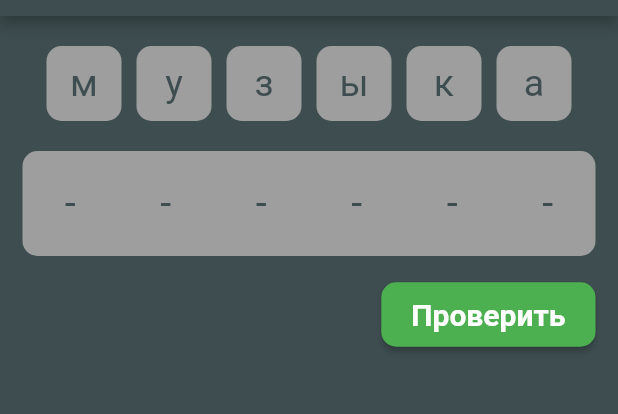
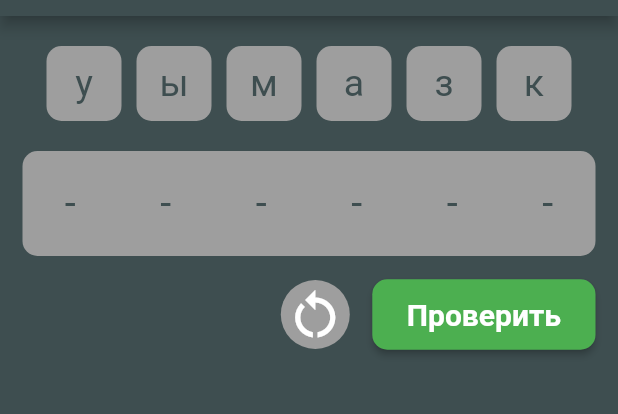
Before and after one commit to Nataliiabul/word-composition, a Flutter app: the screen it shows after launch, after a tap on "Проверить", on a phone screen of 412 x 824 dp, the part 68-482 px from its top. Run offline on Flutter 3.47's test engine with Material 2 defaults, Android fonts, the phone set to English and light mode, and no system bars.

Commit message:
added a function to reset the game

```diff
--- a/lib/data.dart
+++ b/lib/data.dart
@@ -11,21 +11,24 @@ class LetterItem {
 }
 
 class Words with ChangeNotifier {
-  final String word = 'музыка';
+  final String correctWord = 'музыка';
   List letters = [];
   List userLetters = [];
 
   get splitWord {
-    for (int i = 0; i < word.length; i++) {
+    letters = [];
+    for (int i = 0; i < correctWord.length; i++) {
       letters.add(
-        LetterItem(letter: word[i]),
+        LetterItem(letter: correctWord[i]),
       );
     }
+    letters.shuffle();
     return letters;
   }
 
   get startUserWord {
-    for (int i = 0; i < word.length; i++) {
+    userLetters = [];
+    for (int i = 0; i < correctWord.length; i++) {
       userLetters.add(
         LetterItem(letter: '-'),
       );
@@ -63,7 +66,7 @@ class Words with ChangeNotifier {
 
   bool checkCorrectAnswer() {
     String userWord = userSplitWord();
-    if (userWord == word) {
+    if (userWord == correctWord) {
       return true;
     } else {
       return false;
--- a/lib/screens/game.dart
+++ b/lib/screens/game.dart
@@ -20,9 +20,10 @@ class _GameScreenState extends State<GameScreen> {
 
   initGame() {
     final wordsData = Provider.of<Words>(context, listen: false);
-    _word = wordsData.word;
+    _word = wordsData.correctWord;
     _letters = wordsData.splitWord;
     _userLetters = wordsData.startUserWord;
+    print(_userLetters);
   }
 
   @override
@@ -61,6 +62,7 @@ class _GameScreenState extends State<GameScreen> {
           child: Column(
             crossAxisAlignment: CrossAxisAlignment.center,
             children: [
+              // draggable letters
               Wrap(
                 children: _letters.map((letterItem) {
                   return Draggable(
@@ -188,18 +190,47 @@ class _GameScreenState extends State<GameScreen> {
               ),
               const SizedBox(height: 15),
 
-              // check button
+              // buttons
               Row(
                 mainAxisAlignment: MainAxisAlignment.end,
                 children: [
+
+                  // reset
+                  CircleAvatar(
+                    radius: 23,
+                    backgroundColor: Colors.grey,
+                    child: IconButton(
+                      padding: const EdgeInsets.all(0),
+                      onPressed: () {
+                        setState(() {
+                          initGame();
+                        });
+                      },
+                      icon: Icon(
+                        Icons.restart_alt,
+                        color: Colors.white,
+                        size: 40,
+                      ),
+
+                    ),
+                  ),
+                  SizedBox(width: 15),
+
+                  // check
                   ElevatedButton(
-                    onPressed: () {},
+                    onPressed: () {
+                      if (wordsData.checkCorrectAnswer()) {
+                        print('true');
+                      } else {
+                        print(false);
+                      }
+                    },
                     style: ElevatedButton.styleFrom(
                       backgroundColor: Colors.green,
                       foregroundColor: Colors.white,
                       padding: const EdgeInsets.symmetric(
-                        horizontal: 20,
-                        vertical: 10,
+                        horizontal: 23,
+                        vertical: 12,
                       ),
                       shape: const RoundedRectangleBorder(
                         borderRadius: BorderRadius.all(
```
